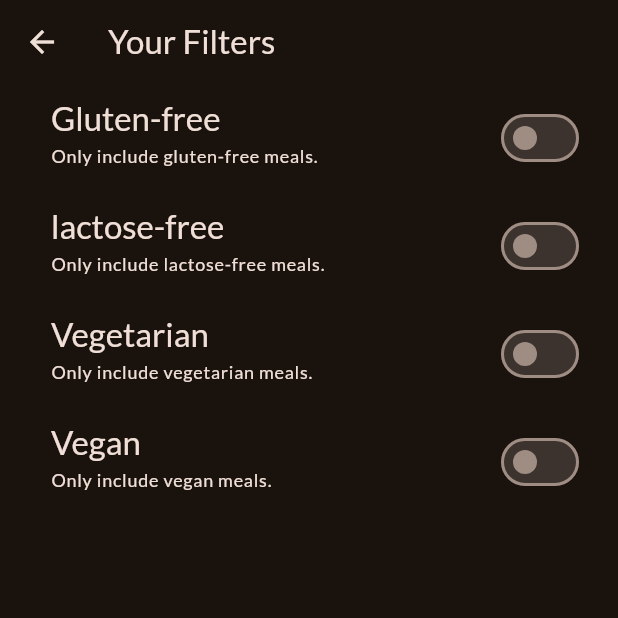
After one commit to Gaslandie/appMeal, a Flutter app: the FiltersScreen screen opened directly, on a phone screen of 412 x 824 dp, the top half of it. The commit adds this screen. Run offline on Flutter 3.47's test engine with Material 3 defaults, Android fonts, the phone set to English and light mode, and no system bars; our stand-ins replace google_fonts, transparent_image.

Commit message:
appliquer les filtres au meals depuis le screen filter

```diff
--- /dev/null
+++ b/lib/screens/filters.dart
@@ -0,0 +1,159 @@
+import 'package:flutter/material.dart';
+// import 'package:meals/main.dart';
+// import 'package:meals/screens/tabs.dart';
+// import 'package:meals/widgets/main_drawer.dart';
+
+enum Filter { glutenFree, lactoseFree, vegetarian, vegan }
+
+class FiltersScreen extends StatefulWidget {
+  const FiltersScreen({super.key});
+  @override
+  State<FiltersScreen> createState() {
+    return _FiltersScreenState();
+  }
+}
+
+class _FiltersScreenState extends State<FiltersScreen> {
+  var _glutenFreeFilterSet = false;
+  var _lactoseFreeFilterSet = false;
+  var _vegetarianFilterSet = false;
+  var _veganFilterSet = false;
+
+  @override
+  Widget build(BuildContext context) {
+    return Scaffold(
+      appBar: AppBar(title: const Text('Your Filters')),
+      // drawer: MainDrawer(
+      //   onselectScreen: (identifier) {
+      //     Navigator.of(context).pop();
+      //     if (identifier == 'meals') {
+      //       Navigator.of(
+      //         context,
+      //       ).pushReplacement(MaterialPageRoute(builder: (ctx) => TabsScreen()));
+      //     }
+      //   },
+      // ),
+      body: PopScope(
+        canPop:
+            false, // Empêche l'utilisateur de revenir en arrière automatiquement (par exemple, avec le bouton retour)
+        // Fonction appelée quand l'utilisateur tente de quitter l'écran (pop)
+        onPopInvokedWithResult: (bool didPop, dynamic result) {
+          // didPop : true si le pop a déjà eu lieu, false sinon
+          // result : valeur retournée par un pop précédent (pas utilisé ici)
+          if (didPop) return; // Si le pop a déjà eu lieu, on ne fait rien
+
+          // Si l'utilisateur quitte l'écran, on retourne les filtres sélectionnés à l'écran précédent
+          Navigator.of(context).pop({
+            Filter.glutenFree: _glutenFreeFilterSet,
+            Filter.lactoseFree: _lactoseFreeFilterSet,
+            Filter.vegetarian: _vegetarianFilterSet,
+            Filter.vegan: _veganFilterSet,
+          });
+        },
+        child: Column(
+          children: [
+            SwitchListTile(
+              value:
+                  _glutenFreeFilterSet, //l'etat actuel de l'interrupteur(boolean)
+              onChanged: (isChecked) {
+                setState(() {
+                  _glutenFreeFilterSet = isChecked;
+                });
+              }, //fonction appélée quand le user change l'etat du switch
+              title: Text(
+                'Gluten-free',
+                style: Theme.of(context).textTheme.titleLarge!.copyWith(
+                  color: Theme.of(context).colorScheme.onSurface,
+                ),
+              ),
+              subtitle: Text(
+                //sous titre explicatif sous le titre
+                'Only include gluten-free meals.',
+                style: Theme.of(context).textTheme.labelMedium!.copyWith(
+                  color: Theme.of(context).colorScheme.onSurface,
+                ),
+              ),
+              //couleur du switch lorsqu'il est activé
+              activeColor: Theme.of(context).colorScheme.tertiary,
+              contentPadding: const EdgeInsets.only(left: 34, right: 22),
+            ),
+            SwitchListTile(
+              value:
+                  _lactoseFreeFilterSet, //l'etat actuel de l'interrupteur(boolean)
+              onChanged: (isChecked) {
+                setState(() {
+                  _lactoseFreeFilterSet = isChecked;
+                });
+              }, //fonction appélée quand le user change l'etat du switch
+              title: Text(
+                'lactose-free',
+                style: Theme.of(context).textTheme.titleLarge!.copyWith(
+                  color: Theme.of(context).colorScheme.onSurface,
+                ),
+              ),
+              subtitle: Text(
+                //sous titre explicatif sous le titre
+                'Only include lactose-free meals.',
+                style: Theme.of(context).textTheme.labelMedium!.copyWith(
+                  color: Theme.of(context).colorScheme.onSurface,
+                ),
+              ),
+              //couleur du switch lorsqu'il est activé
+              activeColor: Theme.of(context).colorScheme.tertiary,
+              contentPadding: const EdgeInsets.only(left: 34, right: 22),
+            ),
+            SwitchListTile(
+              value:
+                  _vegetarianFilterSet, //l'etat actuel de l'interrupteur(boolean)
+              onChanged: (isChecked) {
+                setState(() {
+                  _vegetarianFilterSet = isChecked;
+                });
+              }, //fonction appélée quand le user change l'etat du switch
+              title: Text(
+                'Vegetarian',
+                style: Theme.of(context).textTheme.titleLarge!.copyWith(
+                  color: Theme.of(context).colorScheme.onSurface,
+                ),
+              ),
+              subtitle: Text(
+                //sous titre explicatif sous le titre
+                'Only include vegetarian meals.',
+                style: Theme.of(context).textTheme.labelMedium!.copyWith(
+                  color: Theme.of(context).colorScheme.onSurface,
+                ),
+              ),
+              //couleur du switch lorsqu'il est activé
+              activeColor: Theme.of(context).colorScheme.tertiary,
+              contentPadding: const EdgeInsets.only(left: 34, right: 22),
+            ),
+            SwitchListTile(
+              value: _veganFilterSet, //l'etat actuel de l'interrupteur(boolean)
+              onChanged: (isChecked) {
+                setState(() {
+                  _veganFilterSet = isChecked;
+                });
+              }, //fonction appélée quand le user change l'etat du switch
+              title: Text(
+                'Vegan',
+                style: Theme.of(context).textTheme.titleLarge!.copyWith(
+                  color: Theme.of(context).colorScheme.onSurface,
+                ),
+              ),
+              subtitle: Text(
+                //sous titre explicatif sous le titre
+                'Only include vegan meals.',
+                style: Theme.of(context).textTheme.labelMedium!.copyWith(
+                  color: Theme.of(context).colorScheme.onSurface,
+                ),
+              ),
+              //couleur du switch lorsqu'il est activé
+              activeColor: Theme.of(context).colorScheme.tertiary,
+              contentPadding: const EdgeInsets.only(left: 34, right: 22),
+            ),
+          ],
+        ),
+      ),
+    );
+  }
+}
--- a/lib/screens/tabs.dart
+++ b/lib/screens/tabs.dart
@@ -1,6 +1,7 @@
 import 'package:flutter/material.dart';
 import 'package:meals/models/meal.dart';
 import 'package:meals/screens/categories.dart';
+import 'package:meals/screens/filters.dart';
 import 'package:meals/screens/meals.dart';
 import 'package:meals/widgets/main_drawer.dart';
 
@@ -53,7 +54,12 @@ class _TabsScreen extends State<TabsScreen> {
 
   //fonction pour naviguer vers nos screens depuis le drawer
   void _setScreen(String indentifier) {
+    Navigator.of(context).pop();
     if (indentifier == 'filters') {
+      Navigator.of(
+        context,
+        //pushReplacement different de push car , il remplace le sceen precedent au lieu de l'ajouter dans la pile de screens
+      ).push(MaterialPageRoute(builder: (ctx) => FiltersScreen()));
     } else {
       //si on clique sur meals et qu'on a ouvert le drawer depuis meal on ne navigue pas mais juste fermer le drawer
       Navigator.of(context).pop();
@@ -76,7 +82,7 @@ class _TabsScreen extends State<TabsScreen> {
     }
     return Scaffold(
       appBar: AppBar(title: Text(activePageTitle)),
-      drawer: MainDrawer(onselectScreen: _setScreen,),
+      drawer: MainDrawer(onselectScreen: _setScreen),
       body: activePage,
       bottomNavigationBar: BottomNavigationBar(
         onTap: _selectPage,
```
